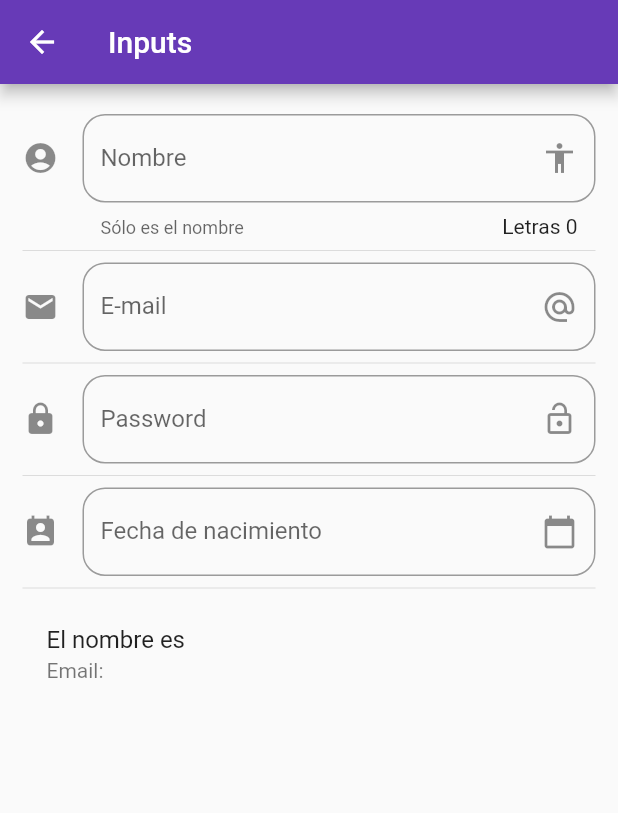
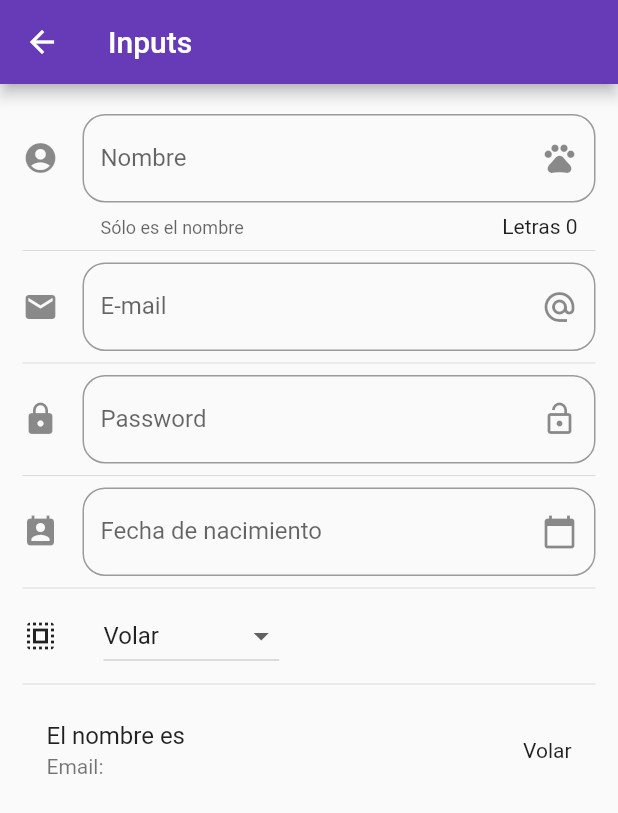
Before and after one commit to mmunozpatino/components, a Flutter app: the InputPage screen opened by its route, on a phone screen of 412 x 824 dp. Shown: the top 813 px of the screen. Run offline on Flutter 3.47's test engine with Material 2 defaults, Android fonts, the phone set to English and light mode, and no system bars; missing offline and left inert: flutter_cupertino_localizations.

Commit message:
video 84 OK

```diff
--- a/data/menu_opts.json
+++ b/data/menu_opts.json
@@ -25,6 +25,11 @@
             "ruta" : "input",
             "icon" : "input",
             "texto": "Inputs"
+        },
+        {
+            "ruta" : "slider",
+            "icon" : "tune",
+            "texto": "Sliders"
         }
     ]
 }
--- a/lib/src/pages/input_page.dart
+++ b/lib/src/pages/input_page.dart
@@ -11,6 +11,8 @@ class _InputPageState extends State<InputPage> {
   String _pass = '';
   String _fecha = '';
   TextEditingController _inputFieldDate = TextEditingController();
+  List<String> _poderes = ['Volar', 'Rayos X', 'Invisible', "Super Fuerza"];
+  String _selectedOption = 'Volar';
 
   @override
   Widget build(BuildContext context) {
@@ -27,6 +29,8 @@ class _InputPageState extends State<InputPage> {
             Divider(),
             _createFecha(context),
             Divider(),
+            _createDropDown(),
+            Divider(),
             _createPerson(),
           ],
         ));
@@ -41,7 +45,7 @@ class _InputPageState extends State<InputPage> {
           hintText: 'Nombre de la persona',
           labelText: 'Nombre',
           helperText: 'Sólo es el nombre',
-          suffixIcon: Icon(Icons.accessibility),
+          suffixIcon: Icon(Icons.pets),
           icon: Icon(Icons.account_circle),
           border:
               OutlineInputBorder(borderRadius: BorderRadius.circular(15.0))),
@@ -59,6 +63,7 @@ class _InputPageState extends State<InputPage> {
     return ListTile(
       title: Text('El nombre es $_nombre'),
       subtitle: Text('Email: $_email'),
+      trailing: Text(_selectedOption),
     );
   }
 
@@ -88,41 +93,34 @@ class _InputPageState extends State<InputPage> {
           hintText: 'Fecha de nacimiento',
           labelText: 'Fecha de nacimiento',
           suffixIcon: Icon(Icons.calendar_today),
-          icon: Icon(Icons.perm_contact_calendar ),
+          icon: Icon(Icons.perm_contact_calendar),
           border:
               OutlineInputBorder(borderRadius: BorderRadius.circular(15.0))),
-      onTap: (){
-
+      onTap: () {
         FocusScope.of(context).requestFocus(new FocusNode());
         _selectDate(context);
-
       },
       controller: _inputFieldDate,
     );
   }
 
-  _selectDate(BuildContext context ) async {
-
+  _selectDate(BuildContext context) async {
     DateTime picked = await showDatePicker(
-
         context: context,
         initialDate: DateTime.now(),
         firstDate: DateTime(2018),
         lastDate: DateTime(2025),
-      locale: Locale('es', 'ES')
+        locale: Locale('es', 'ES'));
 
-    );
-
-    if(picked != null){
+    if (picked != null) {
       setState(() {
         _fecha = picked.toString();
         _inputFieldDate.text = _fecha;
       });
     }
-
   }
 
-  Widget _createPass(){
+  Widget _createPass() {
     return TextField(
       // keyboardType: TextInputType.,
       obscureText: true,
@@ -140,4 +138,33 @@ class _InputPageState extends State<InputPage> {
       },
     );
   }
+
+  List<DropdownMenuItem<String>> getOptionsDropDown() {
+    List<DropdownMenuItem<String>> list = List();
+
+    _poderes.forEach((poder) => {
+          list.add(
+              DropdownMenuItem(child: Text(poder.toString()), value: poder))
+        });
+
+    return list;
   }
+
+  Widget _createDropDown() {
+    return Row(
+      children: <Widget>[
+        Icon(Icons.select_all),
+        SizedBox(width: 30.0),
+        DropdownButton(
+          value: _selectedOption,
+          items: getOptionsDropDown(),
+          onChanged: (opt) {
+            setState(() {
+              _selectedOption = opt;
+            });
+          },
+        )
+      ],
+    );
+  }
+}
--- a/lib/src/routes/routes.dart
+++ b/lib/src/routes/routes.dart
@@ -1,6 +1,7 @@
 import 'package:components/src/pages/animated_container.dart';
 import 'package:components/src/pages/card_page.dart';
 import 'package:components/src/pages/input_page.dart';
+import 'package:components/src/pages/slider_page.dart';
 import 'package:flutter/material.dart';
 
 import 'package:components/src/pages/alert_page.dart';
@@ -18,5 +19,6 @@ final _routes = <String, WidgetBuilder>{
   'avatar': (BuildContext context) => AvatarPage(),
   'animatedContainer': (BuildContext context) => AnimatedContainerPage(),
   'card': (BuildContext context) => CardPage(),
-  'input': (BuildContext context) => InputPage()
+  'input': (BuildContext context) => InputPage(),
+  'slider': (BuildContext context) => SliderPage(),
 };
--- a/lib/src/utils/icon_string_util.dart
+++ b/lib/src/utils/icon_string_util.dart
@@ -5,7 +5,8 @@ final _icons= <String, IconData>{
   'accessibility': Icons.accessibility,
   'folder_open': Icons.folder_open,
   "donut_large": Icons.donut_large,
-  'input': Icons.input
+  'input': Icons.input,
+  'tune': Icons.tune
 };
 
 Icon getIcon(String iconName){
```
Also changed, not shown: lib/src/pages/slider_page.dart (added, +58 -0 lines). Lines whose indentation alone changed are shown as unchanged.
